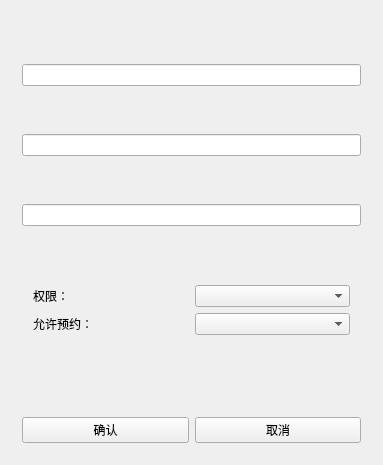
Old version of the form ComputersManager/change_userinfo.ui in the repository Time-Zero/ComputersManager.
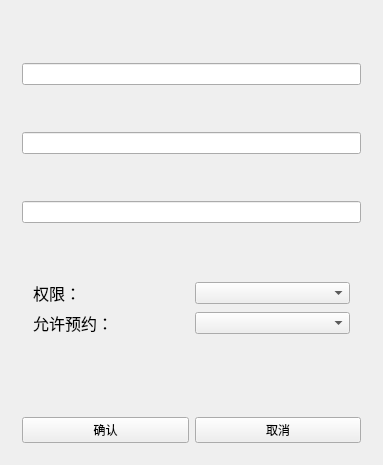
New version of the form.

Diff of the .ui file:
```diff
--- a/ComputersManager/change_userinfo.ui
+++ b/ComputersManager/change_userinfo.ui
@@ -37,6 +37,11 @@
         <layout class="QGridLayout" name="gridLayout">
          <item row="0" column="0">
           <widget class="QLabel" name="label">
+           <property name="font">
+            <font>
+             <pointsize>12</pointsize>
+            </font>
+           </property>
            <property name="text">
             <string>权限：</string>
            </property>
@@ -47,6 +52,11 @@
          </item>
          <item row="1" column="0">
           <widget class="QLabel" name="label_2">
+           <property name="font">
+            <font>
+             <pointsize>12</pointsize>
+            </font>
+           </property>
            <property name="text">
             <string>允许预约：</string>
            </property>
```
